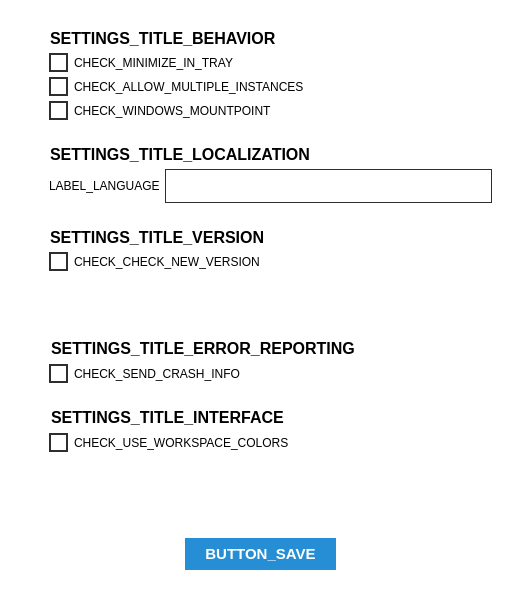
Above: parsec/core/gui/forms/global_settings_widget.ui from Scille/parsec-cloud before the change. Below: the same form after it.
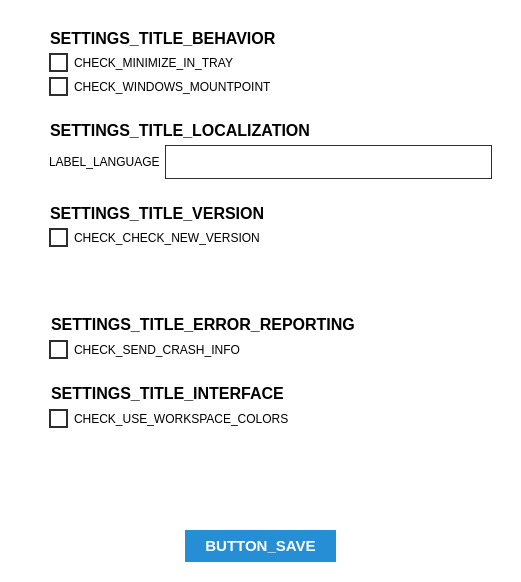
That is the form after the change. Icons and pictures are not drawn. Custom widgets are drawn as their Qt base class.

Commit message: [GUI] Removed multi-instance option in settings

What changed in the file:
```diff
--- a/parsec/core/gui/forms/global_settings_widget.ui
+++ b/parsec/core/gui/forms/global_settings_widget.ui
@@ -7,7 +7,7 @@
     <x>0</x>
     <y>0</y>
     <width>521</width>
-    <height>590</height>
+    <height>582</height>
    </rect>
   </property>
   <property name="windowTitle">
@@ -178,8 +178,8 @@
        <rect>
         <x>0</x>
         <y>0</y>
-        <width>467</width>
-        <height>487</height>
+        <width>481</width>
+        <height>468</height>
        </rect>
       </property>
       <layout class="QVBoxLayout" name="verticalLayout_2">
@@ -259,13 +259,6 @@
               </property>
              </widget>
             </item>
-            <item>
-             <widget class="QCheckBox" name="check_box_multiple_instances">
-              <property name="text">
-               <string>CHECK_ALLOW_MULTIPLE_INSTANCES</string>
-              </property>
-             </widget>
-            </item>
             <item>
              <widget class="QCheckBox" name="check_box_windows_left_panel">
               <property name="text">
```
The commit also changes 1 other file.
